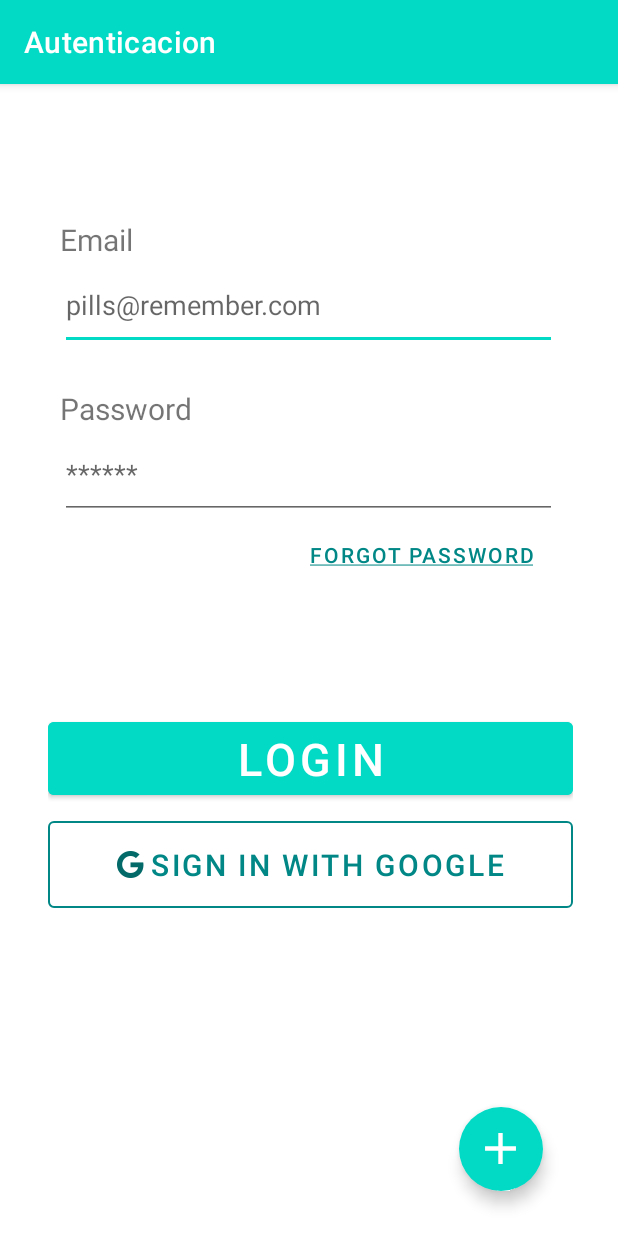
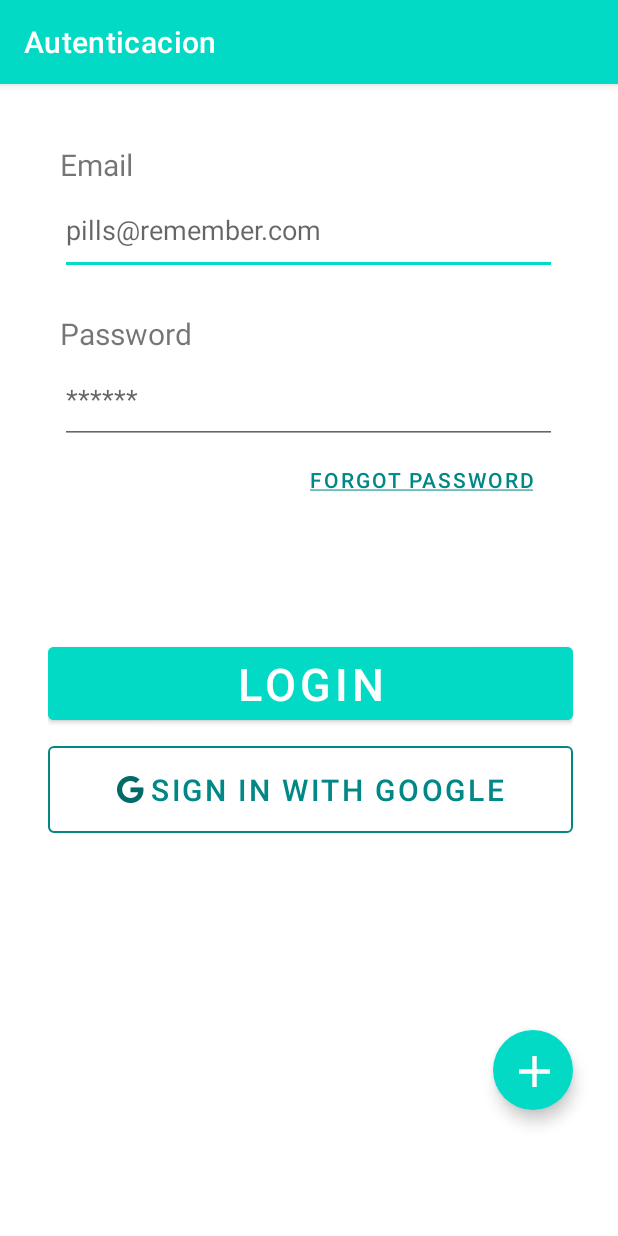
Before and after one commit to DSBelda/Pillrem_app, an Android app: the screen it shows after launch (AuthActivity), on a phone screen of 412 x 824 dp. Run offline under Robolectric (Android 15) with nearby library versions, the phone set to English and light mode, and no system bars; our stand-ins replace Firebase (no records; nobody signed in at launch, a user with empty details on screens opened directly); Roboto replaces fonts that are not available here.

Commit message:
Cambios Boton

```diff
--- a/app/src/main/AndroidManifest.xml
+++ b/app/src/main/AndroidManifest.xml
@@ -21,9 +21,6 @@
             android:exported="false" />
         <activity
             android:name="my.dsbelda.proyectodam.activities.AddMedicinaActivity"
-            android:exported="false" />
-        <activity
-            android:name="my.dsbelda.proyectodam.activities.MedicinaDetalleActivity"
             android:exported="false" />
         <activity
             android:name="my.dsbelda.proyectodam.activities.InfoActivity"
--- a/app/src/main/java/my/dsbelda/proyectodam/activities/InfoActivity.kt
+++ b/app/src/main/java/my/dsbelda/proyectodam/activities/InfoActivity.kt
@@ -13,6 +13,9 @@ class InfoActivity : AppCompatActivity() {
         super.onCreate(savedInstanceState)
         setContentView(R.layout.activity_info)
 
+        /**
+         * Listener que te lleva al link del repositorio en github
+         */
         bVerEnGithub.setOnClickListener {
             val webpage = Uri.parse(getString(R.string.github_link))
             val intent = Intent(Intent.ACTION_VIEW, webpage)
--- a/app/src/main/java/my/dsbelda/proyectodam/fragments/RecuperarContraseñaFragment.kt
+++ b/app/src/main/java/my/dsbelda/proyectodam/fragments/RecuperarContraseñaFragment.kt
@@ -26,7 +26,6 @@ class RecuperarContraseñaFragment : DialogFragment() {
         rootView.fragmenCancel.setOnClickListener(){
             dismiss()
         }
-
         rootView.fragmentChange.setOnClickListener(){
             if(editTextTextEmailAddress.text.isNotEmpty()){
                 resetPassword()
@@ -35,10 +34,12 @@ class RecuperarContraseñaFragment : DialogFragment() {
                 editTextTextEmailAddress.setText("${editTextTextEmailAddress.text} CAMPO VACIO")
             }
         }
-
         return rootView
     }
 
+    /**
+     * Mediante Firebase envia un correo electronico de recuperacion de contraseña
+     */
     private fun resetPassword(){
         FirebaseAuth.getInstance().sendPasswordResetEmail(editTextTextEmailAddress.text.toString()).addOnCompleteListener(){
             if (it.isSuccessful) {
--- a/app/src/main/java/my/dsbelda/proyectodam/models/Medicacion.kt
+++ b/app/src/main/java/my/dsbelda/proyectodam/models/Medicacion.kt
@@ -3,6 +3,9 @@ package my.dsbelda.proyectodam.models
 import android.media.MediaSession2Service
 import java.io.Serializable
 
+/**
+ * Crea el modelo de medicacion
+ */
 class Medicacion (
     var id: Long =0,
     var email: String = "",
--- a/app/src/main/java/my/dsbelda/proyectodam/services/AlarmReceiver.kt
+++ b/app/src/main/java/my/dsbelda/proyectodam/services/AlarmReceiver.kt
@@ -6,6 +6,9 @@ import android.content.Intent
 
 class AlarmReceiver: BroadcastReceiver() {
 
+    /**
+     * Al inicializarse inicia el service para activar las alarmas
+     */
     override fun onReceive(context: Context, intent: Intent?) {
 
         val medicacionId = intent?.getLongExtra("medicacionId", 0)
--- a/app/src/main/res/layout/activity_auth.xml
+++ b/app/src/main/res/layout/activity_auth.xml
@@ -11,7 +11,7 @@
         android:layout_width="331dp"
         android:layout_height="281dp"
         android:layout_marginStart="40dp"
-        android:layout_marginTop="90dp"
+        android:layout_marginTop="40dp"
         android:layout_marginEnd="50dp"
         android:orientation="vertical"
         app:layout_constraintEnd_toEndOf="parent"
@@ -64,34 +64,10 @@
     </LinearLayout>
 
 
-    <com.google.android.material.floatingactionbutton.FloatingActionButton
-        android:id="@+id/bRegister"
-        android:layout_width="wrap_content"
-        android:layout_height="wrap_content"
-        android:layout_alignParentEnd="true"
-        android:layout_alignParentBottom="true"
-        android:layout_marginHorizontal="30dp"
-        android:layout_marginVertical="30dp"
-        android:layout_marginEnd="50dp"
-        android:layout_marginBottom="30dp"
-        android:backgroundTint="@color/teal_200"
-        android:contentDescription="@string/Registrarse2"
-        android:src="@drawable/ic_add"
-        app:borderWidth="0dp"
-        app:fabSize="normal"
-        app:layout_constraintBottom_toBottomOf="parent"
-        app:layout_constraintEnd_toEndOf="parent"
-        app:layout_constraintHorizontal_bias="1.0"
-        app:layout_constraintStart_toStartOf="parent"
-        app:layout_constraintTop_toBottomOf="@+id/lyLoginButtons"
-        app:layout_constraintVertical_bias="1.0"
-        app:maxImageSize="35dp"
-        app:tint="@color/white" />
-
     <LinearLayout
         android:id="@+id/lyLoginButtons"
         android:layout_width="350dp"
-        android:layout_height="196dp"
+        android:layout_height="wrap_content"
         android:layout_marginStart="32dp"
         android:layout_marginTop="48dp"
         android:layout_marginEnd="32dp"
@@ -125,7 +101,30 @@
             app:iconGravity="textStart"
             app:iconTint="#046A69"
             app:strokeColor="@color/teal_700" />
+
     </LinearLayout>
+
+    <com.google.android.material.floatingactionbutton.FloatingActionButton
+        android:id="@+id/bRegister"
+        android:layout_width="349dp"
+        android:layout_height="53dp"
+        android:layout_alignParentEnd="true"
+        android:layout_alignParentBottom="true"
+        android:layout_marginHorizontal="30dp"
+        android:layout_marginVertical="30dp"
+        android:backgroundTint="@color/teal_200"
+        android:contentDescription="@string/Registrarse2"
+        android:src="@drawable/ic_add"
+        app:borderWidth="0dp"
+        app:fabSize="normal"
+        app:layout_constraintBottom_toBottomOf="parent"
+        app:layout_constraintEnd_toEndOf="parent"
+        app:layout_constraintHorizontal_bias="1.0"
+        app:layout_constraintStart_toStartOf="parent"
+        app:layout_constraintTop_toBottomOf="@+id/lyLoginButtons"
+        app:layout_constraintVertical_bias="0.627"
+        app:maxImageSize="35dp"
+        app:tint="@color/white" />
 
 
 </androidx.constraintlayout.widget.ConstraintLayout>
--- a/app/src/main/res/layout/fragment_new_pass.xml
+++ b/app/src/main/res/layout/fragment_new_pass.xml
@@ -42,6 +42,7 @@
             android:hint="pillrem@dsbelda.es"
             android:inputType="textEmailAddress"
             android:textColor="@color/teal_700"
+            android:textColorHint="#78909C"
             android:textSize="20sp" />
 
         <LinearLayout
```
Also changed, not shown: app/src/main/java/my/dsbelda/proyectodam/activities/AddMedicinaActivity.kt (+43 -34 lines), app/src/main/java/my/dsbelda/proyectodam/activities/AuthActivity.kt (+32 -1 lines), app/src/main/java/my/dsbelda/proyectodam/activities/MainActivity.kt (+49 -3 lines), app/src/main/java/my/dsbelda/proyectodam/activities/MedicinaDetalleActivity.kt (deleted, +0 -20 lines), app/src/main/java/my/dsbelda/proyectodam/activities/RegisterActivity.kt (+17 -4 lines), app/src/main/java/my/dsbelda/proyectodam/adapters/MedicacionAdapter.kt (+13 -7 lines), app/src/main/java/my/dsbelda/proyectodam/database/DBMedicina.kt (+26 -19 lines), app/src/main/java/my/dsbelda/proyectodam/services/MedicacionService.kt (+17 -10 lines), app/src/main/java/my/dsbelda/proyectodam/utils/TimePicker.kt (renamed from app/src/main/java/my/dsbelda/proyectodam/services/TimePicker.kt, +7 -2 lines), app/src/main/java/my/dsbelda/proyectodam/utils/Util.kt (+9 -0 lines).
